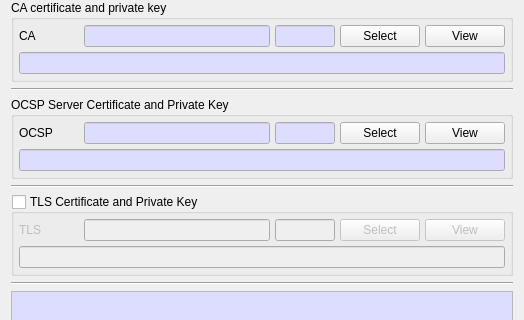
Qt form CertMan/ocsp_service_dlg.ui (jykim74/CertMan) before a commit; both pictures show x 0 to 524 and y 85 to 405 of the 524 by 598 pixel window.
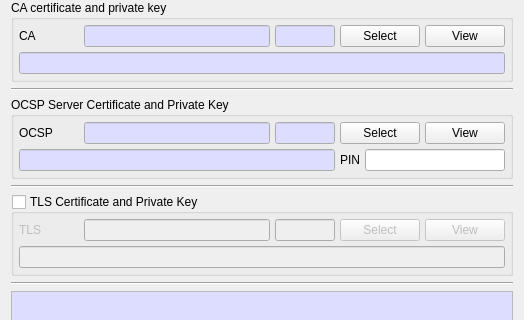
The same form after that commit. Icons and pictures are not drawn.

Commit message: Service 에서 PKCS#11 PIN 지원

The edit to the form file:
```diff
--- a/CertMan/ocsp_service_dlg.ui
+++ b/CertMan/ocsp_service_dlg.ui
@@ -437,6 +437,11 @@
        </layout>
       </item>
       <item>
+       <layout class="QGridLayout" name="gridLayout_7">
+        <property name="topMargin">
+         <number>0</number>
+        </property>
+        <item row="0" column="0">
        <widget class="QLineEdit" name="mInfoText">
         <property name="palette">
          <palette>
@@ -466,6 +471,28 @@
          </palette>
         </property>
        </widget>
+        </item>
+        <item row="0" column="1">
+         <widget class="QLabel" name="mPINLabel">
+          <property name="text">
+           <string>PIN</string>
+          </property>
+         </widget>
+        </item>
+        <item row="0" column="2">
+         <widget class="QLineEdit" name="mPINText">
+          <property name="maximumSize">
+           <size>
+            <width>140</width>
+            <height>16777215</height>
+           </size>
+          </property>
+          <property name="echoMode">
+           <enum>QLineEdit::Password</enum>
+          </property>
+         </widget>
+        </item>
+       </layout>
       </item>
      </layout>
     </widget>
```
Lines whose indentation alone changed are shown as unchanged. The commit also changes 16 other files.
